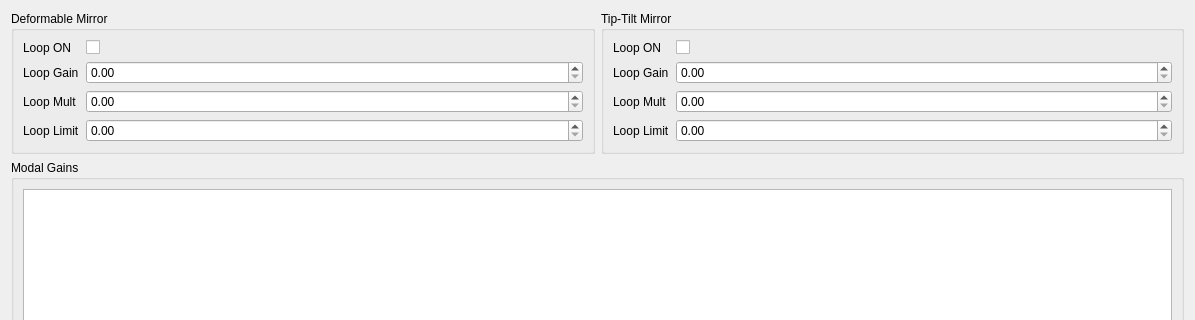
First picture: the form in guis/ui/loop_controls.ui, repository janis-hag/kalao-ics, before the edit; both pictures show x 0 to 1195 and y 0 to 320 of the 1195 by 907 pixel window.
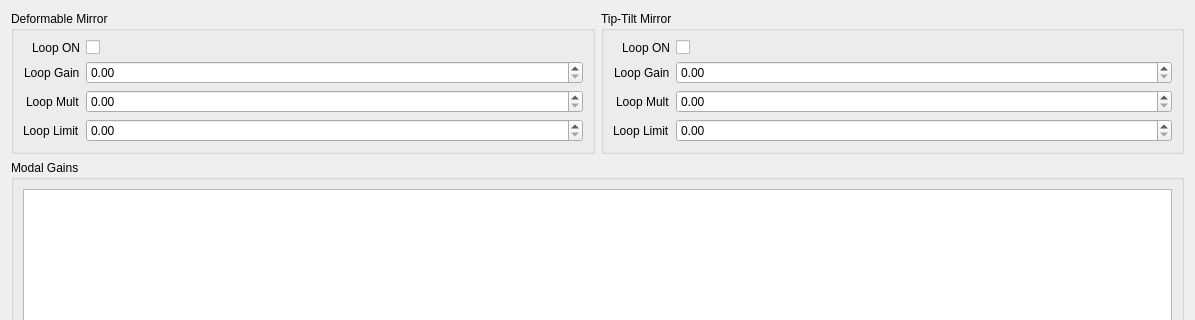
Second picture: the form after the edit. Custom widgets are drawn as their Qt base class.

The edit to the form file:
```diff
--- a/guis/ui/loop_controls.ui
+++ b/guis/ui/loop_controls.ui
@@ -20,6 +20,9 @@
       <string>Tip-Tilt Mirror</string>
      </property>
      <layout class="QFormLayout" name="formLayout_4">
+      <property name="labelAlignment">
+       <set>Qt::AlignRight|Qt::AlignTrailing|Qt::AlignVCenter</set>
+      </property>
       <item row="0" column="0">
        <widget class="QLabel" name="ttm_loop_on_label">
         <property name="text">
@@ -97,6 +100,9 @@
       <string>Deformable Mirror</string>
      </property>
      <layout class="QFormLayout" name="formLayout_3">
+      <property name="labelAlignment">
+       <set>Qt::AlignRight|Qt::AlignTrailing|Qt::AlignVCenter</set>
+      </property>
       <item row="0" column="0">
        <widget class="QLabel" name="dm_loop_on_label">
         <property name="text">
```
